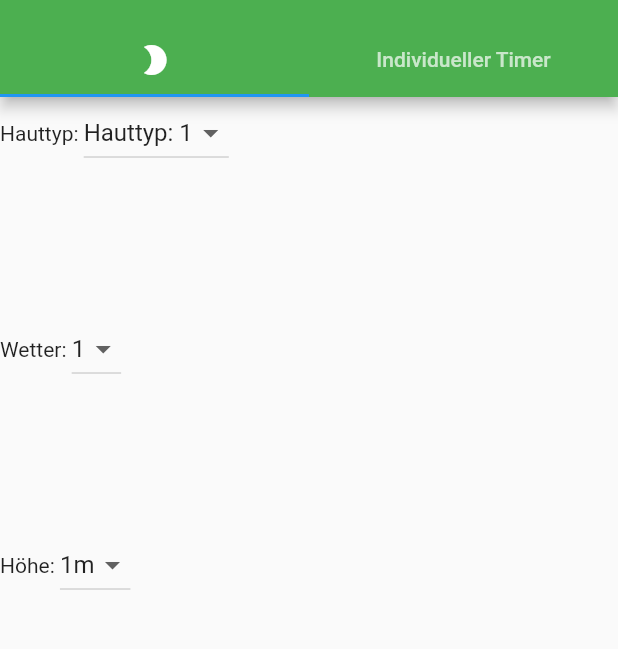
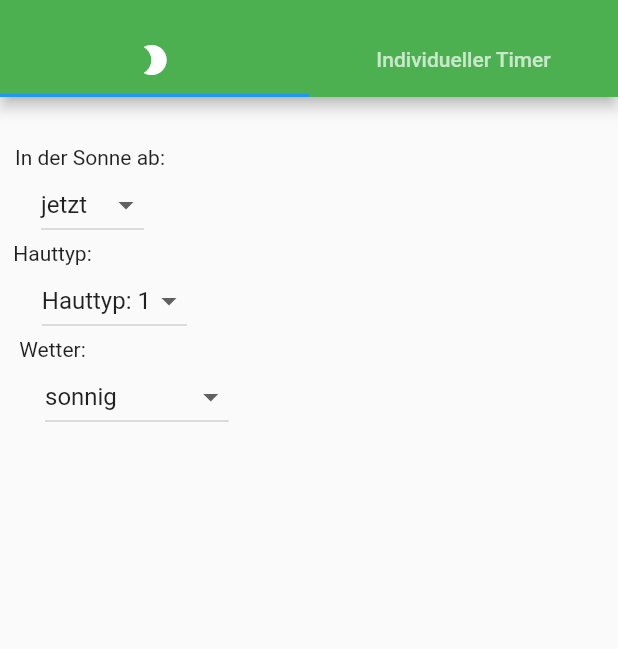
Before and after one commit to koehlerfelix/Wearable, a Flutter app: the screen it shows after launch, on a phone screen of 412 x 824 dp, the part 59-708 px from its top. Run offline on Flutter 3.47's test engine with Material 2 defaults, Android fonts, the phone set to English and light mode, and no system bars.

Commit message:
add dropdown buttons and fits them together

```diff
--- a/lib/calculator/calculationWindow.dart
+++ b/lib/calculator/calculationWindow.dart
@@ -0,0 +1,52 @@
+import 'package:flutter/material.dart';
+import 'dropdown.dart';
+
+class CalculationWindow extends StatelessWidget {
+  Widget build(BuildContext context) {
+    return new Align(
+        alignment: Alignment.topLeft,
+        child: new Column(
+          children: <Widget>[
+            new Text(""),
+            new Text(""),
+            new Column(
+                children: <Widget>[
+                  new Padding(
+                    padding: const EdgeInsets.fromLTRB(0.0, 0.0, 50.0, 0.0),
+                    child: new Text("In der Sonne ab: "),
+                  ),
+                  new Padding(
+                    padding: const EdgeInsets.fromLTRB(0.0, 0.0, 50.0, 0.0),
+                    child: new TimeButton(),
+                  ),
+                ]
+            ),
+            new Column(
+                children: <Widget>[
+                  new Padding(
+                    padding: const EdgeInsets.fromLTRB(0.0, 0.0, 100.0, 0.0),
+                    child:  new Text("Hauttyp: "),
+                  ),
+                  new Padding(
+                    padding: const EdgeInsets.fromLTRB(0.0, 0.0, 21.0, 0.0),
+                    child: new HauttypButton(),
+                  ),
+                ]
+            ),
+            new Column(
+                children: <Widget>[
+                  new Padding(
+                    padding: const EdgeInsets.fromLTRB(0.0, 0.0, 100.0, 0.0),
+                    child:  new Text("Wetter: "),
+                  ),
+                  new Padding(
+                    padding: const EdgeInsets.fromLTRB(30.0, 0.0, 21.0, 0.0),
+                    child: new WeatherButton(),
+                  ),
+                ]
+            ),
+          ],
+        )
+    );
+  }
+}
--- a/lib/calculator/dropdown.dart
+++ b/lib/calculator/dropdown.dart
@@ -2,11 +2,11 @@ import 'package:flutter/material.dart';
 
 class HauttypButton extends StatefulWidget {
   @override
-  _State createState() => new _State();
+  _HauttypState createState() => new _HauttypState();
 }
-class _State extends State<HauttypButton> {
+class _HauttypState extends State<HauttypButton>  {
 
-  String _value = null;
+  String _value = "";
   List<String> _values = new List<String>();
 
   @override
@@ -22,16 +22,9 @@ class _State extends State<HauttypButton> {
   }
 
   Widget build(BuildContext context) {
-    return new Center(
-        child: new Column(
-          mainAxisAlignment: MainAxisAlignment.spaceBetween,
-          children: <Widget>[
-            new Row(
-                children: <Widget>[
-                  new Text("Hauttyp: "),
-                  new DropdownButton(
+    return new DropdownButton(
       value: _value,
-                    items: _values.map((String value){
+      items: _values.map((String value) {
         return new DropdownMenuItem(
           value: value,
           child: new Row(
@@ -41,16 +34,39 @@ class _State extends State<HauttypButton> {
           ),
         );
       }).toList(),
-                    onChanged: (String value){_onChanged(value);},
-                  ),
-                ]
-            ),
-            new Row(
-                children: <Widget>[
-                  new Text("Wetter: "),
-                  new DropdownButton(
+      onChanged: (String value) {
+        _onChanged(value);
+      },
+    );
+  }
+}
+
+
+class WeatherButton extends StatefulWidget {
+  @override
+  _WeatherState createState() => new _WeatherState();
+}
+class _WeatherState extends State<WeatherButton> {
+
+  String _value = "";
+  List<String> _values = new List<String>();
+
+  @override
+  void initState() {
+    _values.addAll(["sonnig", "leicht bewölkt", "bewölkt"]);
+    _value = _values.elementAt(0);
+  }
+
+  void _onChanged(String value) {
+    setState(() {
+      _value = value;
+    });
+  }
+
+  Widget build(BuildContext context) {
+    return new DropdownButton(
       value: _value,
-                    items: _values.map((String value){
+      items: _values.map((String value) {
         return new DropdownMenuItem(
           value: value,
           child: new Row(
@@ -60,35 +76,54 @@ class _State extends State<HauttypButton> {
           ),
         );
       }).toList(),
-                    onChanged: (String value){_onChanged(value);},
-                  ),
-                ]
-            ),
-            new Row(
-                children: <Widget>[
-                  new Text("Höhe: "),
-                  new DropdownButton(
+      onChanged: (String value) {
+        _onChanged(value);
+      },
+    );
+  }
+}
+
+class TimeButton extends StatefulWidget {
+  @override
+  _TimeState createState() => new _TimeState();
+}
+class _TimeState extends State<TimeButton>
+    with AutomaticKeepAliveClientMixin<TimeButton>{
+
+  String _value = "";
+  List<String> _values = new List<String>();
+
+  @override
+  void initState() {
+    _values.addAll(["jetzt", "10min", "30min", "1h", "2h"]);
+    _value = _values.elementAt(0);
+  }
+
+  void _onChanged(String value) {
+    setState(() {
+      _value = value;
+    });
+  }
+
+  Widget build(BuildContext context) {
+    return new DropdownButton(
+
       value: _value,
-                    items: _values.map((String value){
+      items: _values.map((String value) {
         return new DropdownMenuItem(
           value: value,
           child: new Row(
               children: <Widget>[
-                              new Text("${value}m")
+                new Text("${value}")
               ]
           ),
         );
       }).toList(),
-                    onChanged: (String value){_onChanged(value);},
-                  ),
-                ]
-            ),
-            new Row(),
-            new Row(),
-            new Row(),
-            new Row(),
-          ],
-        ));
-
+      onChanged: (String value) {
+        _onChanged(value);
+      },
+    );
   }
+  @override
+  bool get wantKeepAlive => true;
 }
--- a/lib/main.dart
+++ b/lib/main.dart
@@ -1,6 +1,6 @@
 import 'package:flutter/material.dart';
 import 'package:day_time_app/individual/counter.dart';
-import 'package:day_time_app/calculator/dropdown.dart';
+import 'package:day_time_app/calculator/calculationWindow.dart';
 //import 'package:flutter_blue/flutter_blue.dart';
 
 void main() => runApp(MaterialApp(
@@ -35,7 +35,7 @@ class MyTabBarView extends StatelessWidget {
   Widget build(BuildContext context) {
     return new TabBarView(
       children: <Widget>[
-        new HauttypButton(),
+        new CalculationWindow(),
         new Counter(),
       ],
     );
```
Lines whose indentation alone changed are shown as unchanged.
